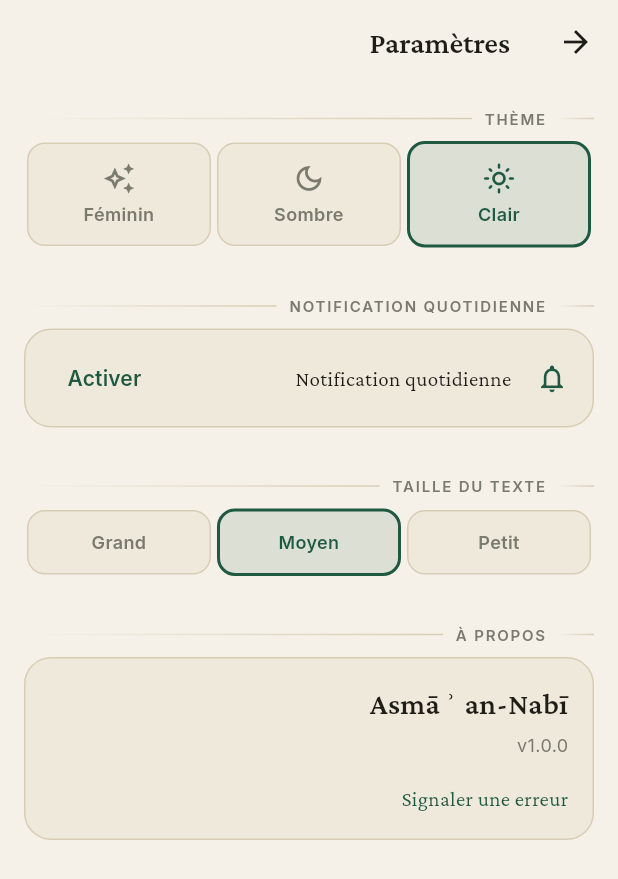
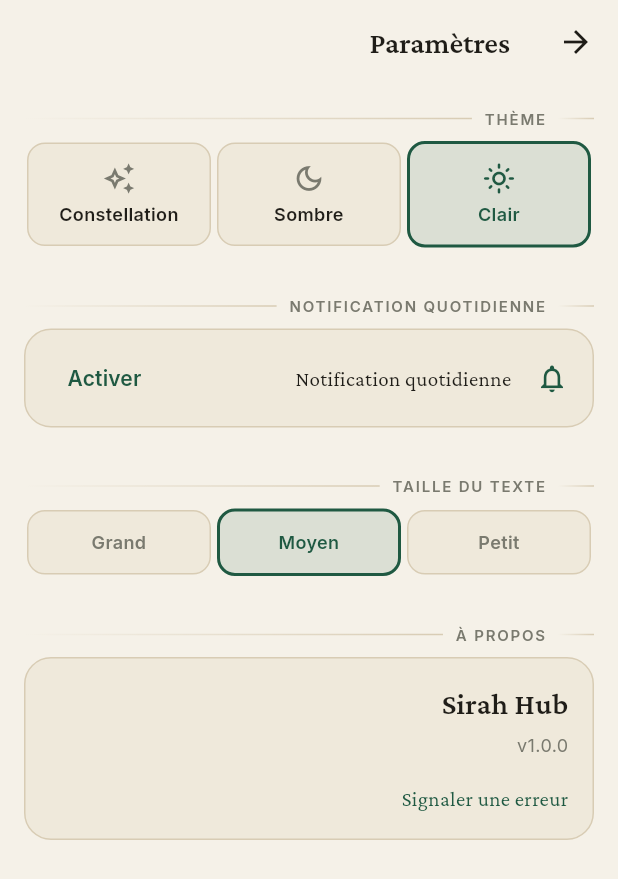
Before and after one commit to zedkay37/My-Sirah, a Flutter app: the ProfileScreen screen opened by its route, after a tap on the "settings" icon, on a phone screen of 412 x 824 dp. Shown: the top 879 px of the screen. Run offline on Flutter 3.47's test engine with Material 3 defaults, Android fonts, the phone set to English and light mode, and no system bars; our stand-ins replace flutter_animate, flutter_local_notifications, flutter_riverpod, freezed_annotation, go_router, google_fonts and 4 more; accounts and stored records are empty.

Commit message:
feat(ui): rebrand Sirah Hub + renomme thème Constellation + fix lisibilité thème sombre
Co-Authored-By: Claude Sonnet 4.6 <noreply@anthropic.com>

```diff
--- a/l10n/intl_ar.arb
+++ b/l10n/intl_ar.arb
@@ -43,6 +43,7 @@
   "treeResetView": "إعادة التمركز",
   "treeListView": "عرض القائمة",
 
+  "homeTagline": "معرفة النبيّ ﷺ ومحبّته واتّباعه",
   "tafakkurTitle": "تفكر",
   "tafakkurPause": "إيقاف مؤقت",
   "tafakkurResume": "استئناف",
--- a/l10n/intl_fr.arb
+++ b/l10n/intl_fr.arb
@@ -1,7 +1,7 @@
 {
   "@@locale": "fr",
 
-  "appTitle": "Asmāʾ an-Nabī",
+  "appTitle": "Sirah Hub",
 
   "navHome": "Accueil",
   "navDiscover": "Découvrir",
@@ -18,6 +18,7 @@
   "onboardingNotifLater": "Plus tard",
 
   "homeGreeting": "As-salāmu ʿalaykum",
+  "homeTagline": "Connaître, aimer et suivre le Prophète ﷺ",
   "homeCategorySection": "Explorer par catégorie",
   "homeDiscoverName": "Découvrir ce nom",
   "homeCategoryLearned": "{learned}/{total} appris",
@@ -96,7 +97,7 @@
   "settingsSectionTheme": "Thème",
   "settingsThemeLight": "Clair",
   "settingsThemeDark": "Sombre",
-  "settingsThemeFeminine": "Féminin",
+  "settingsThemeFeminine": "Constellation",
   "settingsSectionNotif": "Notification quotidienne",
   "settingsSectionTextSize": "Taille du texte",
   "settingsTextSmall": "Petit",
--- a/lib/features/shared/theme_picker.dart
+++ b/lib/features/shared/theme_picker.dart
@@ -65,7 +65,7 @@ class ThemePicker extends StatelessWidget {
                       Text(
                         label,
                         style: typo.caption.copyWith(
-                          color: isSelected ? colors.accent : colors.muted,
+                          color: isSelected ? colors.accent : colors.ink,
                           fontWeight: FontWeight.w600,
                         ),
                       ),
--- a/lib/l10n/app_localizations.dart
+++ b/lib/l10n/app_localizations.dart
@@ -101,7 +101,7 @@ abstract class AppLocalizations {
   /// No description provided for @appTitle.
   ///
   /// In fr, this message translates to:
-  /// **'Asmāʾ an-Nabī'**
+  /// **'Sirah Hub'**
   String get appTitle;
 
   /// No description provided for @navHome.
@@ -181,6 +181,12 @@ abstract class AppLocalizations {
   /// In fr, this message translates to:
   /// **'As-salāmu ʿalaykum'**
   String get homeGreeting;
+
+  /// No description provided for @homeTagline.
+  ///
+  /// In fr, this message translates to:
+  /// **'Connaître, aimer et suivre le Prophète ﷺ'**
+  String get homeTagline;
 
   /// No description provided for @homeCategorySection.
   ///
@@ -413,7 +419,7 @@ abstract class AppLocalizations {
   /// No description provided for @settingsThemeFeminine.
   ///
   /// In fr, this message translates to:
-  /// **'Féminin'**
+  /// **'Constellation'**
   String get settingsThemeFeminine;
 
   /// No description provided for @settingsSectionNotif.
--- a/lib/l10n/app_localizations_ar.dart
+++ b/lib/l10n/app_localizations_ar.dart
@@ -9,7 +9,7 @@ class AppLocalizationsAr extends AppLocalizations {
   AppLocalizationsAr([String locale = 'ar']) : super(locale);
 
   @override
-  String get appTitle => 'Asmāʾ an-Nabī';
+  String get appTitle => 'Sirah Hub';
 
   @override
   String get navHome => 'Accueil';
@@ -50,6 +50,9 @@ class AppLocalizationsAr extends AppLocalizations {
 
   @override
   String get homeGreeting => 'As-salāmu ʿalaykum';
+
+  @override
+  String get homeTagline => 'معرفة النبيّ ﷺ ومحبّته واتّباعه';
 
   @override
   String get homeCategorySection => 'Explorer par catégorie';
@@ -182,7 +185,7 @@ class AppLocalizationsAr extends AppLocalizations {
   String get settingsThemeDark => 'Sombre';
 
   @override
-  String get settingsThemeFeminine => 'Féminin';
+  String get settingsThemeFeminine => 'Constellation';
 
   @override
   String get settingsSectionNotif => 'Notification quotidienne';
--- a/lib/l10n/app_localizations_fr.dart
+++ b/lib/l10n/app_localizations_fr.dart
@@ -9,7 +9,7 @@ class AppLocalizationsFr extends AppLocalizations {
   AppLocalizationsFr([String locale = 'fr']) : super(locale);
 
   @override
-  String get appTitle => 'Asmāʾ an-Nabī';
+  String get appTitle => 'Sirah Hub';
 
   @override
   String get navHome => 'Accueil';
@@ -50,6 +50,9 @@ class AppLocalizationsFr extends AppLocalizations {
 
   @override
   String get homeGreeting => 'As-salāmu ʿalaykum';
+
+  @override
+  String get homeTagline => 'Connaître, aimer et suivre le Prophète ﷺ';
 
   @override
   String get homeCategorySection => 'Explorer par catégorie';
@@ -182,7 +185,7 @@ class AppLocalizationsFr extends AppLocalizations {
   String get settingsThemeDark => 'Sombre';
 
   @override
-  String get settingsThemeFeminine => 'Féminin';
+  String get settingsThemeFeminine => 'Constellation';
 
   @override
   String get settingsSectionNotif => 'Notification quotidienne';
```
Also changed, not shown: lib/features/names/presentation/home/home_screen.dart (+10 -2 lines).
